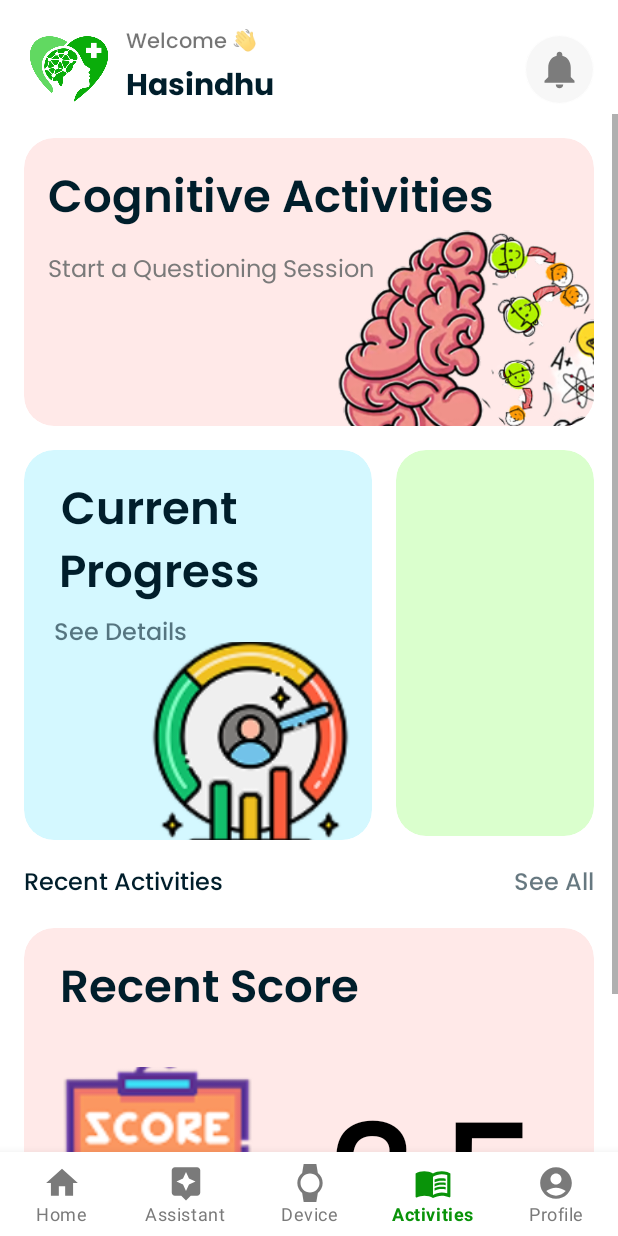
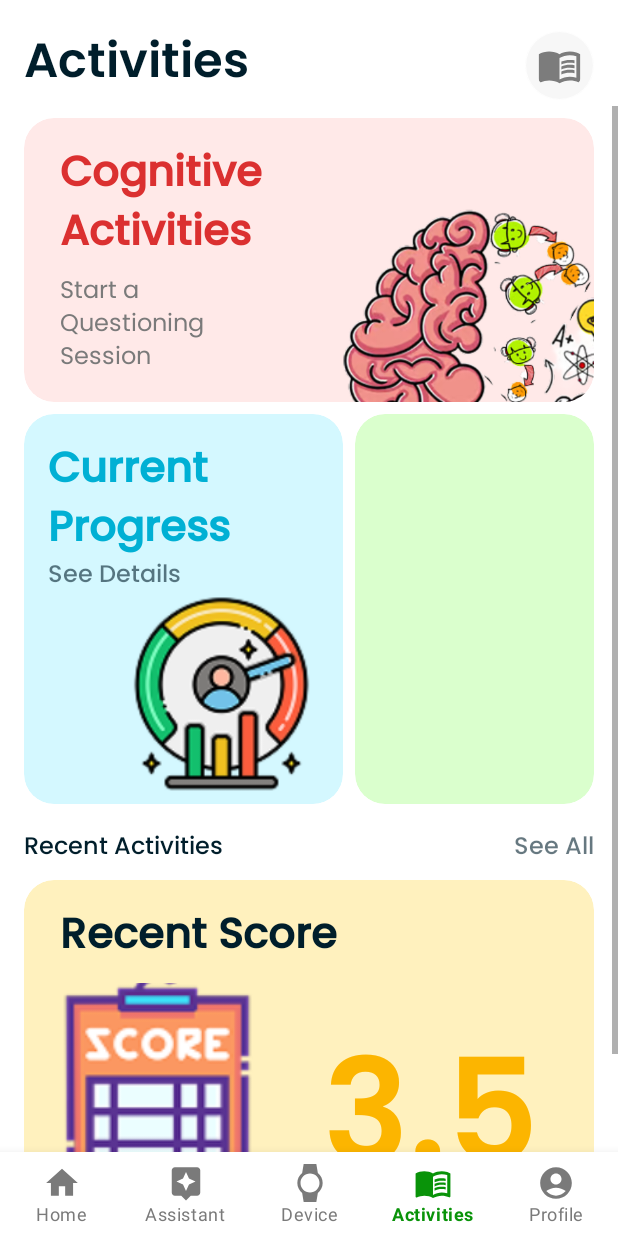
Before and after one commit to Dementia-Guard/dg-Mobile-prod, an Android app: the screen it shows after launch (Home), item 4 of the bottom bar chosen, on a phone screen of 412 x 824 dp. Run offline under Robolectric (Android 15) with nearby library versions, the light colour scheme and no system bars.

Commit message:
fix:actUI

```diff
--- a/app/src/main/res/layout/fragment_activities.xml
+++ b/app/src/main/res/layout/fragment_activities.xml
@@ -10,52 +10,31 @@
         android:layout_width="match_parent"
         android:layout_height="match_parent">
 
-        <ImageView
-            android:id="@+id/imageView2"
-            android:layout_width="60dp"
-            android:layout_height="60dp"
-            android:layout_marginStart="16dp"
-            android:layout_marginTop="16dp"
-            android:scaleType="fitCenter"
-            android:src="@drawable/home_logo"
-            app:layout_constraintStart_toStartOf="parent"
-            app:layout_constraintTop_toTopOf="parent" />
-
-        <TextView
-            android:id="@+id/activity_welcome"
-            android:layout_width="wrap_content"
-            android:layout_height="wrap_content"
-            android:layout_marginStart="8dp"
-            android:fontFamily="@font/poppins_medium"
-            android:text="Welcome 👋"
-            app:layout_constraintBottom_toTopOf="@+id/textView"
-            app:layout_constraintStart_toEndOf="@+id/imageView2"
-            app:layout_constraintTop_toTopOf="@+id/imageView2" />
-
         <TextView
             android:id="@+id/textView"
             android:layout_width="wrap_content"
             android:layout_height="wrap_content"
-            android:layout_marginStart="8dp"
-            android:fontFamily="@font/poppins_bold"
-            android:text="Hasindhu"
+            android:layout_marginStart="16dp"
+            android:layout_marginTop="16dp"
+            android:fontFamily="@font/poppins_semibold"
+            android:text="Activities"
             android:textColor="@color/secondary"
-            android:textSize="20sp"
-            app:layout_constraintBottom_toBottomOf="@+id/imageView2"
-            app:layout_constraintStart_toEndOf="@+id/imageView2" />
+            android:textSize="32sp"
+            app:layout_constraintStart_toStartOf="parent"
+            app:layout_constraintTop_toTopOf="parent" />
 
         <com.google.android.material.card.MaterialCardView
             android:id="@+id/cvNotiFb"
             android:layout_width="0dp"
             android:layout_height="wrap_content"
             android:layout_marginEnd="16dp"
-            android:clickable="true"
+            android:clickable="false"
             app:cardBackgroundColor="@color/cardBorder"
             app:cardCornerRadius="50dp"
             app:cardElevation="0dp"
-            app:layout_constraintBottom_toBottomOf="@+id/imageView2"
+            app:layout_constraintBottom_toBottomOf="@+id/textView"
             app:layout_constraintEnd_toEndOf="parent"
-            app:layout_constraintTop_toTopOf="@+id/imageView2"
+            app:layout_constraintTop_toTopOf="@+id/textView"
             app:strokeWidth="0.8dp">
 
             <androidx.constraintlayout.widget.ConstraintLayout
@@ -72,7 +51,7 @@
                     android:layout_marginBottom="8dp"
                     android:alpha="0.5"
                     android:scaleType="centerCrop"
-                    android:src="@drawable/baseline_notifications_24"
+                    android:src="@drawable/baseline_menu_book_24"
                     app:layout_constraintBottom_toBottomOf="parent"
                     app:layout_constraintEnd_toEndOf="parent"
                     app:layout_constraintHorizontal_chainStyle="packed"
@@ -90,7 +69,7 @@
             app:layout_constraintBottom_toBottomOf="parent"
             app:layout_constraintEnd_toEndOf="parent"
             app:layout_constraintStart_toStartOf="parent"
-            app:layout_constraintTop_toBottomOf="@+id/imageView2">
+            app:layout_constraintTop_toBottomOf="@+id/textView">
 
             <androidx.constraintlayout.widget.ConstraintLayout
                 android:layout_width="match_parent"
@@ -101,7 +80,7 @@
                     android:layout_width="0dp"
                     android:layout_height="wrap_content"
                     android:layout_marginStart="16dp"
-                    android:layout_marginTop="16dp"
+                    android:layout_marginTop="8dp"
                     android:layout_marginEnd="16dp"
                     android:clickable="true"
                     app:cardBackgroundColor="@color/pinkish"
@@ -137,27 +116,28 @@
                             android:id="@+id/ca_nav_title"
                             android:layout_width="wrap_content"
                             android:layout_height="wrap_content"
-                            android:layout_marginStart="16dp"
+                            android:layout_marginStart="24dp"
                             android:layout_marginTop="16dp"
-                            android:fontFamily="@font/poppins_semibold"
-                            android:text="Cognitive Activities"
-                            android:textAlignment="center"
-                            android:textColor="@color/secondary"
-                            android:textSize="30sp"
+                            android:fontFamily="@font/poppins_medium"
+                            android:includeFontPadding="false"
+                            android:text="Cognitive\nActivities"
+                            android:textAlignment="textStart"
+                            android:textColor="@color/redish_text"
+                            android:textSize="28sp"
                             android:textStyle="bold"
                             app:layout_constraintStart_toStartOf="parent"
                             app:layout_constraintTop_toTopOf="parent" />
 
                         <TextView
                             android:id="@+id/txt_recent_score"
-                            android:layout_width="wrap_content"
+                            android:layout_width="100dp"
                             android:layout_height="wrap_content"
-                            android:layout_marginStart="16dp"
+                            android:layout_marginStart="24dp"
                             android:layout_marginTop="8dp"
-                            android:layout_marginBottom="90dp"
+                            android:layout_marginBottom="16dp"
                             android:fontFamily="@font/poppins"
                             android:text="Start a Questioning Session "
-                            android:textAlignment="center"
+                            android:textAlignment="textStart"
                             android:textColor="@color/cardBorderText"
                             android:textSize="16sp"
                             app:layout_constraintBottom_toBottomOf="parent"
@@ -172,13 +152,14 @@
                     android:layout_width="0dp"
                     android:layout_height="260dp"
                     android:layout_marginStart="16dp"
-                    android:layout_marginTop="16dp"
-                    android:layout_marginEnd="16dp"
+                    android:layout_marginTop="8dp"
+                    android:layout_marginEnd="8dp"
                     android:clickable="true"
                     app:cardBackgroundColor="@color/blueish"
                     app:cardCornerRadius="20dp"
                     app:cardElevation="0dp"
                     app:layout_constraintEnd_toStartOf="@+id/ca_empty_card"
+                    app:layout_constraintHorizontal_chainStyle="spread_inside"
                     app:layout_constraintHorizontal_weight="2"
                     app:layout_constraintStart_toStartOf="parent"
                     app:layout_constraintTop_toBottomOf="@+id/ca_start_card"
@@ -191,11 +172,10 @@
                         <ImageView
                             android:id="@+id/ca_cp_icon"
                             android:layout_width="146dp"
-                            android:layout_height="140dp"
-                            android:layout_marginTop="16dp"
+                            android:layout_height="0dp"
                             android:layout_marginEnd="8dp"
-                            android:layout_marginBottom="16dp"
-                            android:scaleType="centerCrop"
+                            android:layout_marginBottom="8dp"
+                            android:scaleType="fitCenter"
                             android:src="@drawable/current_progress"
                             app:layout_constraintBottom_toBottomOf="parent"
                             app:layout_constraintEnd_toEndOf="parent"
@@ -208,11 +188,12 @@
                             android:layout_height="wrap_content"
                             android:layout_marginStart="16dp"
                             android:layout_marginTop="16dp"
-                            android:fontFamily="@font/poppins_semibold"
-                            android:text="Current \n Progress"
-                            android:textAlignment="center"
-                            android:textColor="@color/secondary"
-                            android:textSize="30sp"
+                            android:fontFamily="@font/poppins_medium"
+                            android:includeFontPadding="false"
+                            android:text="Current\nProgress"
+                            android:textAlignment="textStart"
+                            android:textColor="@color/bluish_text"
+                            android:textSize="28sp"
                             android:textStyle="bold"
                             app:layout_constraintStart_toStartOf="parent"
                             app:layout_constraintTop_toTopOf="parent" />
@@ -221,7 +202,7 @@
                             android:id="@+id/textView20"
                             android:layout_width="0dp"
                             android:layout_height="wrap_content"
-                            android:layout_marginStart="20dp"
+                            android:layout_marginStart="16dp"
                             android:alpha="0.6"
                             android:fontFamily="@font/poppins_medium"
                             android:text="See Details"
@@ -235,25 +216,24 @@
 
                 <com.google.android.material.card.MaterialCardView
                     android:id="@+id/ca_empty_card"
-                    android:layout_width="132dp"
-                    android:layout_height="257dp"
-                    android:layout_marginTop="16dp"
+                    android:layout_width="0dp"
+                    android:layout_height="260dp"
                     android:layout_marginEnd="16dp"
                     android:clickable="true"
                     app:cardBackgroundColor="@color/greenish"
                     app:cardCornerRadius="20dp"
                     app:cardElevation="0dp"
-                    app:layout_constraintBottom_toBottomOf="@+id/cvIndexCActivities"
+                    app:layout_constraintBottom_toBottomOf="@+id/ca_cp_card"
                     app:layout_constraintEnd_toEndOf="parent"
                     app:layout_constraintHorizontal_bias="0.5"
                     app:layout_constraintHorizontal_weight="1.5"
                     app:layout_constraintStart_toEndOf="@+id/ca_cp_card"
-                    app:layout_constraintTop_toBottomOf="@id/ca_start_card"
+                    app:layout_constraintTop_toTopOf="@+id/ca_cp_card"
                     app:strokeColor="@color/shimmerMain">
 
                     <androidx.constraintlayout.widget.ConstraintLayout
                         android:layout_width="match_parent"
-                        android:layout_height="match_parent"/>
+                        android:layout_height="match_parent" />
                 </com.google.android.material.card.MaterialCardView>
 
                 <TextView
@@ -290,12 +270,14 @@
                     android:layout_width="0dp"
                     android:layout_height="wrap_content"
                     android:layout_marginStart="16dp"
-                    android:layout_marginTop="16dp"
+                    android:layout_marginTop="8dp"
                     android:layout_marginEnd="16dp"
+                    android:layout_marginBottom="16dp"
                     android:clickable="true"
-                    app:cardBackgroundColor="@color/pinkish"
+                    app:cardBackgroundColor="@color/yellow_card"
                     app:cardCornerRadius="20dp"
                     app:cardElevation="0dp"
+                    app:layout_constraintBottom_toBottomOf="parent"
                     app:layout_constraintEnd_toEndOf="parent"
                     app:layout_constraintStart_toStartOf="parent"
                     app:layout_constraintTop_toBottomOf="@+id/textView21"
@@ -324,11 +306,12 @@
                             android:layout_height="wrap_content"
                             android:layout_marginStart="24dp"
                             android:layout_marginTop="16dp"
-                            android:fontFamily="@font/poppins_semibold"
+                            android:fontFamily="@font/poppins_medium"
+                            android:includeFontPadding="false"
                             android:text="Recent Score"
                             android:textAlignment="center"
                             android:textColor="@color/secondary"
-                            android:textSize="30sp"
+                            android:textSize="28sp"
                             android:textStyle="bold"
                             app:layout_constraintStart_toStartOf="parent"
                             app:layout_constraintTop_toTopOf="parent" />
@@ -339,10 +322,11 @@
                             android:layout_height="wrap_content"
                             android:layout_marginTop="32dp"
                             android:layout_marginBottom="16dp"
-                            android:fontFamily="@font/poppins"
+                            android:fontFamily="@font/poppins_semibold"
+                            android:includeFontPadding="false"
                             android:text="3.5"
                             android:textAlignment="center"
-                            android:textColor="@color/black"
+                            android:textColor="@color/yellowish_text"
                             android:textSize="96sp"
                             android:textStyle="bold"
                             app:layout_constraintBottom_toBottomOf="parent"
--- a/app/src/main/res/layout/fragment_device.xml
+++ b/app/src/main/res/layout/fragment_device.xml
@@ -252,6 +252,7 @@
                             android:layout_marginStart="16dp"
                             android:layout_marginTop="16dp"
                             android:fontFamily="@font/poppins_semibold"
+                            android:includeFontPadding="false"
                             android:lineSpacingExtra="-5sp"
                             android:text="Track\nUser"
                             android:textAlignment="textStart"
@@ -265,7 +266,6 @@
                             android:layout_width="0dp"
                             android:layout_height="wrap_content"
                             android:layout_marginStart="16dp"
-                            android:layout_marginTop="-10dp"
                             android:alpha="0.6"
                             android:fontFamily="@font/poppins_semibold"
                             android:text="See Now"
@@ -304,7 +304,6 @@
                             android:layout_width="0dp"
                             android:layout_height="wrap_content"
                             android:layout_marginStart="16dp"
-                            android:layout_marginTop="-10dp"
                             android:alpha="0.5"
                             android:fontFamily="@font/poppins_semibold"
                             android:text="See More"
@@ -335,6 +334,7 @@
                             android:layout_marginStart="16dp"
                             android:layout_marginTop="16dp"
                             android:fontFamily="@font/poppins_semibold"
+                            android:includeFontPadding="false"
                             android:lineSpacingExtra="-5sp"
                             android:text="Monitor\nHealth"
                             android:textAlignment="textStart"
@@ -450,6 +450,7 @@
                             android:layout_marginStart="24dp"
                             android:layout_marginTop="16dp"
                             android:fontFamily="@font/poppins_semibold"
+                            android:includeFontPadding="false"
                             android:lineSpacingExtra="-5sp"
                             android:text="Connect\nDevice"
                             android:textAlignment="textStart"
```
